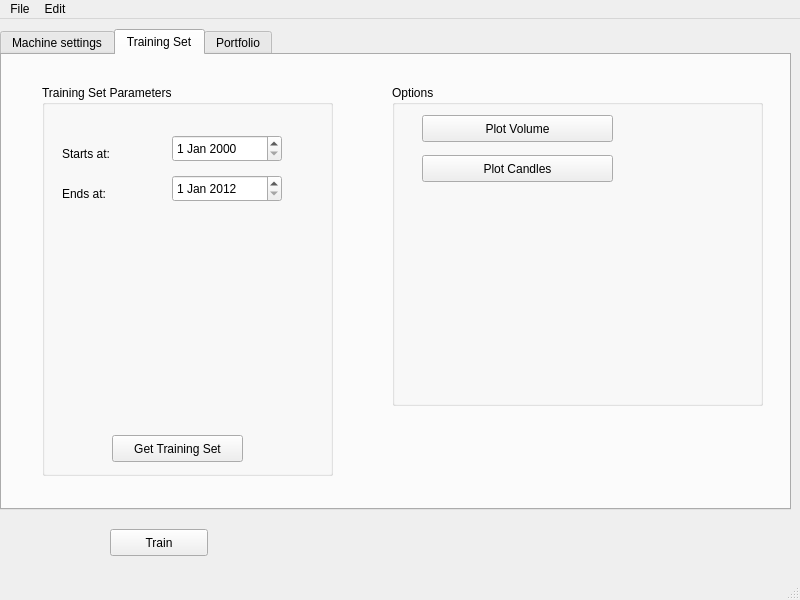
Qt form MachineBenchMark/UI/Prueba1.ui (aydevosotros/MachineBenchMark) before a commit.
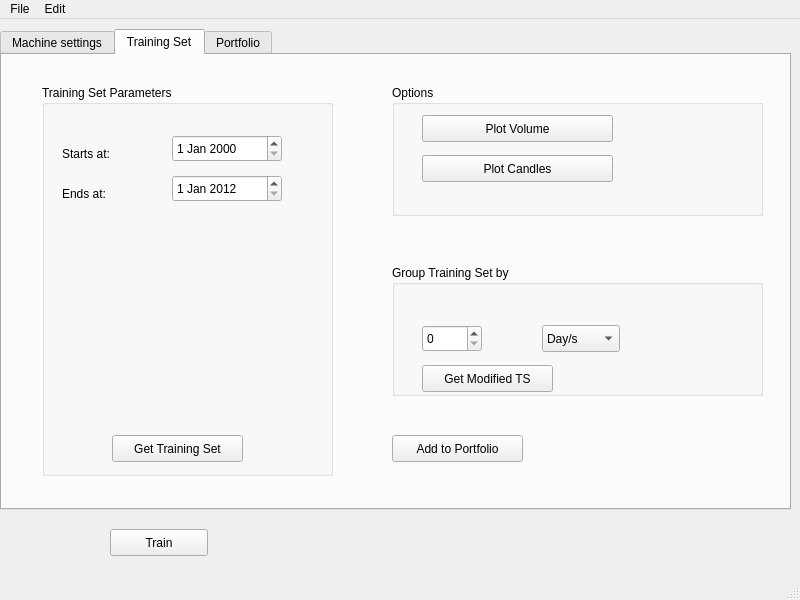
The same form after that commit. The open tabs and pages were chosen to show the change. Custom widgets are drawn as their Qt base class.

Commit message: Implementada los métodos para candles en la pantalla de training set, la agrupación por d/m/a, añadir a portfolio y el método para obtener ganancias y pérdidas

```diff
--- a/MachineBenchMark/UI/Prueba1.ui
+++ b/MachineBenchMark/UI/Prueba1.ui
@@ -248,7 +248,7 @@
         <x>390</x>
         <y>30</y>
         <width>371</width>
-        <height>321</height>
+        <height>131</height>
        </rect>
       </property>
       <property name="title">
@@ -281,6 +281,80 @@
        </property>
       </widget>
      </widget>
+     <widget class="QGroupBox" name="groupBox_4">
+      <property name="geometry">
+       <rect>
+        <x>390</x>
+        <y>210</y>
+        <width>371</width>
+        <height>131</height>
+       </rect>
+      </property>
+      <property name="title">
+       <string>Group Training Set by</string>
+      </property>
+      <widget class="QSpinBox" name="spinBox">
+       <property name="geometry">
+        <rect>
+         <x>30</x>
+         <y>60</y>
+         <width>60</width>
+         <height>27</height>
+        </rect>
+       </property>
+      </widget>
+      <widget class="QComboBox" name="comboBox_2">
+       <property name="geometry">
+        <rect>
+         <x>150</x>
+         <y>60</y>
+         <width>78</width>
+         <height>27</height>
+        </rect>
+       </property>
+       <item>
+        <property name="text">
+         <string>Day/s</string>
+        </property>
+       </item>
+       <item>
+        <property name="text">
+         <string>Month/s</string>
+        </property>
+       </item>
+       <item>
+        <property name="text">
+         <string>Year/s</string>
+        </property>
+       </item>
+      </widget>
+      <widget class="QPushButton" name="getTrainingButtonMod">
+       <property name="geometry">
+        <rect>
+         <x>30</x>
+         <y>100</y>
+         <width>131</width>
+         <height>27</height>
+        </rect>
+       </property>
+       <property name="text">
+        <string>Get Modified TS</string>
+       </property>
+      </widget>
+     </widget>
+     <widget class="QPushButton" name="addToPortfolioButton">
+      <property name="geometry">
+       <rect>
+        <x>390</x>
+        <y>380</y>
+        <width>131</width>
+        <height>27</height>
+       </rect>
+      </property>
+      <property name="text">
+       <string>Add to Portfolio</string>
+      </property>
+     </widget>
     </widget>
     <widget class="QWidget" name="tab_3">
      <attribute name="title">
```
Left out of the diff: 25 changed lines with no effect on the pictures. The commit also changes 3 other files.
